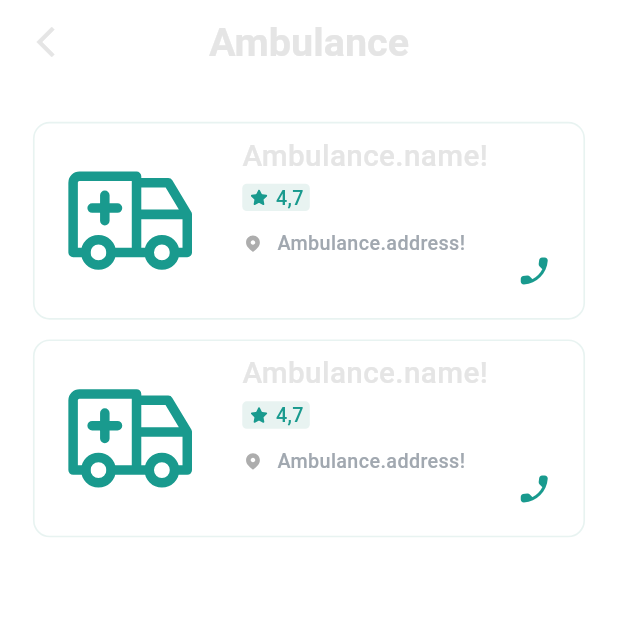
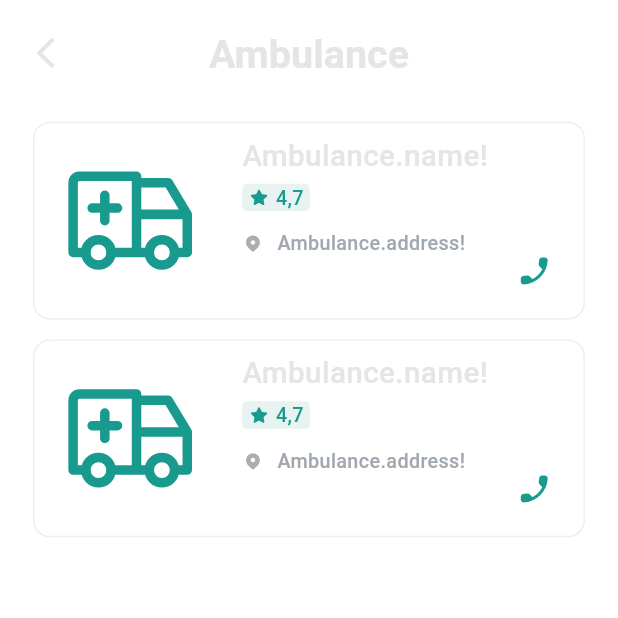
Before and after one commit to Hisham-Elyas/Medics_app, a Flutter app: the AmbulanceScreen screen opened by its route, on a phone screen of 412 x 824 dp, the top half of it. Run offline on Flutter 3.47's test engine with Material 3 defaults, Android fonts, the phone set to English and light mode, and no system bars; our stand-ins replace cloud_firestore, dartz, firebase_auth, firebase_core, flutter_local_notifications, flutter_screenutil and 12 more; missing offline and left inert: feedback; accounts and stored records are empty.

Commit message:
Medics app

```diff
--- a/lib/view/widget/custom_app_bar.dart
+++ b/lib/view/widget/custom_app_bar.dart
@@ -24,7 +24,9 @@ class CustomAppBar extends StatelessWidget implements PreferredSizeWidget {
 
   @override
   Widget build(BuildContext context) {
-    return AppBar(
+    return Padding(
+      padding: EdgeInsets.only(top: 10.h),
+      child: AppBar(
         centerTitle: centerTitle,
         scrolledUnderElevation: 0,
         backgroundColor: backgroundColor,
@@ -52,6 +54,7 @@ class CustomAppBar extends StatelessWidget implements PreferredSizeWidget {
             style: TextStyle(fontSize: 24.sp, fontWeight: FontWeight.w600),
           ),
         ),
+      ),
     );
   }
 
```
Lines whose indentation alone changed are shown as unchanged.
